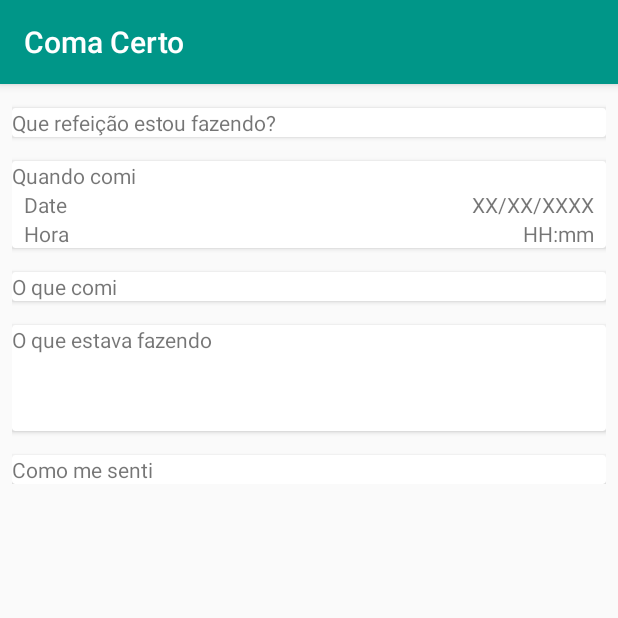
After one commit to eduardossampaio/ComaCerto-Android, an Android app: the AddNewMealActivity screen opened directly, with no data from a screen before it, on a phone screen of 412 x 824 dp, the top half of it. The commit adds this screen. Run offline under Robolectric (Android 15) with nearby library versions, the phone set to English and light mode, and no system bars.

Commit message:
feat: Adding new Meal
Creating initial views for Activity

```diff
--- a/app/src/main/AndroidManifest.xml
+++ b/app/src/main/AndroidManifest.xml
@@ -18,7 +18,8 @@
                 <category android:name="android.intent.category.LAUNCHER" />
             </intent-filter>
         </activity>
-        <activity android:name=".view.HomeActivity"></activity>
+        <activity android:name=".view.HomeActivity" />
+        <activity android:name=".view.meals.register.AddNewMealActivity"></activity>
     </application>
 
 </manifest>
--- a/app/src/main/java/apps/esampaio/com/comacerto/view/meals/ListMealsFragment.kt
+++ b/app/src/main/java/apps/esampaio/com/comacerto/view/meals/list/ListMealsFragment.kt
@@ -1,7 +1,5 @@
-package apps.esampaio.com.comacerto.view.meals
+package apps.esampaio.com.comacerto.view.meals.list
 
-import android.content.Context
-import android.net.Uri
 import android.os.Bundle
 import android.support.v4.app.Fragment
 import android.view.LayoutInflater
--- /dev/null
+++ b/app/src/main/java/apps/esampaio/com/comacerto/view/meals/register/AddNewMealActivity.kt
@@ -0,0 +1,13 @@
+package apps.esampaio.com.comacerto.view.meals.register
+
+import android.support.v7.app.AppCompatActivity
+import android.os.Bundle
+import apps.esampaio.com.comacerto.R
+
+class AddNewMealActivity : AppCompatActivity() {
+
+    override fun onCreate(savedInstanceState: Bundle?) {
+        super.onCreate(savedInstanceState)
+        setContentView(R.layout.activity_add_new_meal)
+    }
+}
--- /dev/null
+++ b/app/src/main/res/layout/activity_add_new_meal.xml
@@ -0,0 +1,70 @@
+<?xml version="1.0" encoding="utf-8"?>
+<LinearLayout xmlns:android="http://schemas.android.com/apk/res/android"
+    xmlns:tools="http://schemas.android.com/tools"
+    android:layout_width="match_parent"
+    android:layout_height="match_parent"
+    android:layout_marginLeft="8dp"
+    android:layout_marginRight="8dp"
+    android:orientation="vertical"
+    tools:context=".view.meals.register.AddNewMealActivity">
+
+    <ScrollView
+        android:layout_width="match_parent"
+        android:layout_height="match_parent">
+
+        <LinearLayout
+            android:orientation="vertical"
+            android:layout_width="match_parent"
+            android:layout_height="match_parent">
+
+            <android.support.v7.widget.CardView
+                android:id="@+id/card_view_meal_type"
+                android:layout_width="match_parent"
+                android:layout_height="wrap_content"
+                android:layout_marginTop="16dp">
+
+                <include layout="@layout/layout_card_view_meal_type" />
+
+            </android.support.v7.widget.CardView>
+
+            <android.support.v7.widget.CardView
+                android:id="@+id/card_view_when_ate"
+                android:layout_width="match_parent"
+                android:layout_height="wrap_content"
+                android:layout_marginTop="16dp">
+
+                <include layout="@layout/layout_card_view_when_ate" />
+            </android.support.v7.widget.CardView>
+
+            <android.support.v7.widget.CardView
+                android:id="@+id/card_view_what_doing"
+                android:layout_width="match_parent"
+                android:layout_height="wrap_content"
+                android:layout_marginTop="16dp">
+
+                <include layout="@layout/layout_card_view_what_i_ate" />
+            </android.support.v7.widget.CardView>
+
+            <android.support.v7.widget.CardView
+                android:id="@+id/card_view_hunger_satiety"
+                android:layout_width="match_parent"
+                android:layout_height="wrap_content"
+                android:layout_marginTop="16dp">
+
+                <include layout="@layout/layout_card_view_what_doing" />
+
+            </android.support.v7.widget.CardView>
+
+            <android.support.v7.widget.CardView
+                android:id="@+id/card_view_how_i_feel"
+                android:layout_width="match_parent"
+                android:layout_height="wrap_content"
+                android:layout_marginTop="16dp">
+
+                <include layout="@layout/layout_card_view_how_i_feel" />
+
+            </android.support.v7.widget.CardView>
+        </LinearLayout>
+
+    </ScrollView>
+</LinearLayout>
--- a/app/src/main/res/layout/fragment_generate_reports.xml
+++ b/app/src/main/res/layout/fragment_generate_reports.xml
@@ -3,7 +3,7 @@
     xmlns:tools="http://schemas.android.com/tools"
     android:layout_width="match_parent"
     android:layout_height="match_parent"
-    tools:context=".view.meals.ListMealsFragment">
+    tools:context=".view.meals.list.ListMealsFragment">
 
     <TextView
         android:layout_width="match_parent"
--- a/app/src/main/res/layout/fragment_help.xml
+++ b/app/src/main/res/layout/fragment_help.xml
@@ -3,7 +3,7 @@
     xmlns:tools="http://schemas.android.com/tools"
     android:layout_width="match_parent"
     android:layout_height="match_parent"
-    tools:context=".view.meals.ListMealsFragment">
+    tools:context=".view.meals.list.ListMealsFragment">
 
     <TextView
         android:layout_width="match_parent"
--- a/app/src/main/res/layout/fragment_settings.xml
+++ b/app/src/main/res/layout/fragment_settings.xml
@@ -3,7 +3,7 @@
     xmlns:tools="http://schemas.android.com/tools"
     android:layout_width="match_parent"
     android:layout_height="match_parent"
-    tools:context=".view.meals.ListMealsFragment">
+    tools:context=".view.meals.list.ListMealsFragment">
 
     <TextView
         android:layout_width="match_parent"
--- /dev/null
+++ b/app/src/main/res/layout/layout_card_view_how_i_feel.xml
@@ -0,0 +1,22 @@
+<?xml version="1.0" encoding="utf-8"?>
+<LinearLayout xmlns:app="http://schemas.android.com/apk/res-auto"
+    android:orientation="vertical"
+    xmlns:tools="http://schemas.android.com/tools"
+    xmlns:android="http://schemas.android.com/apk/res/android"
+    android:layout_width="match_parent"
+    android:layout_height="wrap_content">
+
+    <TextView
+        android:text="@string/how_i_feel_title"
+        android:layout_width="match_parent"
+        android:layout_height="wrap_content" />
+
+    <android.support.v7.widget.RecyclerView
+        android:id="@+id/meal_list_rv"
+        android:layout_width="match_parent"
+        android:layout_height="wrap_content"
+        android:orientation="horizontal"
+        tools:layoutManager="android.support.v7.widget.GridLayoutManager"
+        tools:listitem="@layout/image_collection_recycler_view_item" />
+
+</LinearLayout>
--- /dev/null
+++ b/app/src/main/res/layout/layout_card_view_meal_type.xml
@@ -0,0 +1,22 @@
+<?xml version="1.0" encoding="utf-8"?>
+<LinearLayout xmlns:app="http://schemas.android.com/apk/res-auto"
+    android:orientation="vertical"
+    xmlns:tools="http://schemas.android.com/tools"
+    xmlns:android="http://schemas.android.com/apk/res/android"
+    android:layout_width="match_parent"
+    android:layout_height="wrap_content">
+
+    <TextView
+        android:text="@string/what_meal_i_doing_title"
+        android:layout_width="match_parent"
+        android:layout_height="wrap_content" />
+
+    <android.support.v7.widget.RecyclerView
+        android:id="@+id/meal_list_rv"
+        android:layout_width="match_parent"
+        android:layout_height="wrap_content"
+        android:orientation="horizontal"
+        tools:layoutManager="android.support.v7.widget.GridLayoutManager"
+        tools:listitem="@layout/image_collection_recycler_view_item" />
+
+</LinearLayout>
--- /dev/null
+++ b/app/src/main/res/layout/layout_card_view_what_doing.xml
@@ -0,0 +1,21 @@
+<?xml version="1.0" encoding="utf-8"?>
+<android.support.constraint.ConstraintLayout xmlns:android="http://schemas.android.com/apk/res/android"
+    xmlns:app="http://schemas.android.com/apk/res-auto"
+    xmlns:tools="http://schemas.android.com/tools"
+    android:layout_width="match_parent"
+    android:layout_height="wrap_content">
+
+    <TextView
+        android:id="@+id/title"
+        android:layout_width="match_parent"
+        android:layout_height="wrap_content"
+        android:text="@string/what_was_doing" />
+
+    <TextView
+        android:id="@+id/what_doing"
+        android:layout_width="match_parent"
+        android:layout_height="wrap_content"
+        android:lines="3"
+        app:layout_constraintTop_toBottomOf="@+id/title" />
+
+</android.support.constraint.ConstraintLayout>
--- /dev/null
+++ b/app/src/main/res/layout/layout_card_view_what_i_ate.xml
@@ -0,0 +1,20 @@
+<?xml version="1.0" encoding="utf-8"?>
+<android.support.constraint.ConstraintLayout xmlns:android="http://schemas.android.com/apk/res/android"
+    xmlns:app="http://schemas.android.com/apk/res-auto"
+    xmlns:tools="http://schemas.android.com/tools"
+    android:layout_width="match_parent"
+    android:layout_height="wrap_content">
+
+    <TextView
+        android:id="@+id/title"
+        android:layout_width="match_parent"
+        android:layout_height="wrap_content"
+        android:text="@string/what_i_ate" />
+
+    <android.support.v7.widget.RecyclerView
+        android:layout_width="match_parent"
+        android:layout_height="wrap_content"
+        app:layoutManager="android.support.v7.widget.LinearLayoutManager"
+        app:layout_constraintTop_toBottomOf="@+id/title" />
+
+</android.support.constraint.ConstraintLayout>
--- /dev/null
+++ b/app/src/main/res/layout/layout_card_view_when_ate.xml
@@ -0,0 +1,52 @@
+<?xml version="1.0" encoding="utf-8"?>
+<android.support.constraint.ConstraintLayout xmlns:android="http://schemas.android.com/apk/res/android"
+    xmlns:app="http://schemas.android.com/apk/res-auto"
+    xmlns:tools="http://schemas.android.com/tools"
+    android:layout_width="match_parent"
+    android:layout_height="wrap_content">
+
+    <TextView
+        android:id="@+id/title"
+        android:layout_width="match_parent"
+        android:layout_height="wrap_content"
+        android:text="@string/when_i_eat" />
+
+    <TextView
+        android:id="@+id/label_date"
+        android:layout_width="wrap_content"
+        android:layout_height="0dp"
+        android:layout_marginStart="8dp"
+        android:text="@string/date"
+        app:layout_constraintStart_toStartOf="parent"
+        app:layout_constraintTop_toBottomOf="@+id/title" />
+
+    <TextView
+        android:id="@+id/date"
+        android:layout_width="wrap_content"
+        android:layout_height="0dp"
+        android:layout_marginEnd="8dp"
+        android:layout_marginTop="0dp"
+        android:text="XX/XX/XXXX"
+        app:layout_constraintEnd_toEndOf="parent"
+        app:layout_constraintTop_toBottomOf="@+id/title" />
+
+
+    <TextView
+        android:id="@+id/label_hour"
+        android:layout_width="wrap_content"
+        android:layout_height="0dp"
+        android:layout_marginStart="8dp"
+        android:text="@string/hour"
+        app:layout_constraintStart_toStartOf="parent"
+        app:layout_constraintTop_toBottomOf="@+id/label_date" />
+
+    <TextView
+        android:id="@+id/hour"
+        android:layout_width="wrap_content"
+        android:layout_height="0dp"
+        android:layout_marginEnd="8dp"
+        android:layout_marginTop="0dp"
+        android:text="HH:mm"
+        app:layout_constraintEnd_toEndOf="parent"
+        app:layout_constraintTop_toBottomOf="@+id/date" />
+</android.support.constraint.ConstraintLayout>
--- a/app/src/main/res/values/strings.xml
+++ b/app/src/main/res/values/strings.xml
@@ -7,4 +7,13 @@
 
     <!-- TODO: Remove or change this placeholder text -->
     <string name="hello_blank_fragment">Hello blank fragment</string>
+    <string name="no_meals_registered">Sem refeições cadastradas</string>
+    <string name="how_i_feel_title">Como me senti</string>
+    <string name="what_meal_i_doing_title">Que refeição estou fazendo?</string>
+    <string name="menu_add_meal">Adicionar Refeição</string>
+    <string name="when_i_eat">Quando comi</string>
+    <string name="date">Date</string>
+    <string name="hour">Hora</string>
+    <string name="what_i_ate">O que comi</string>
+    <string name="what_was_doing">O que estava fazendo</string>
 </resources>
```
Also changed, not shown: app/src/main/java/apps/esampaio/com/comacerto/view/HomeActivity.kt (+24 -6 lines), app/src/main/res/layout/fragment_list_meals.xml (+30 -6 lines), app/src/main/res/layout/image_collection_recycler_view_item.xml (added, +19 -0 lines), app/src/main/res/menu/meals_main_menu.xml (added, +9 -0 lines).
